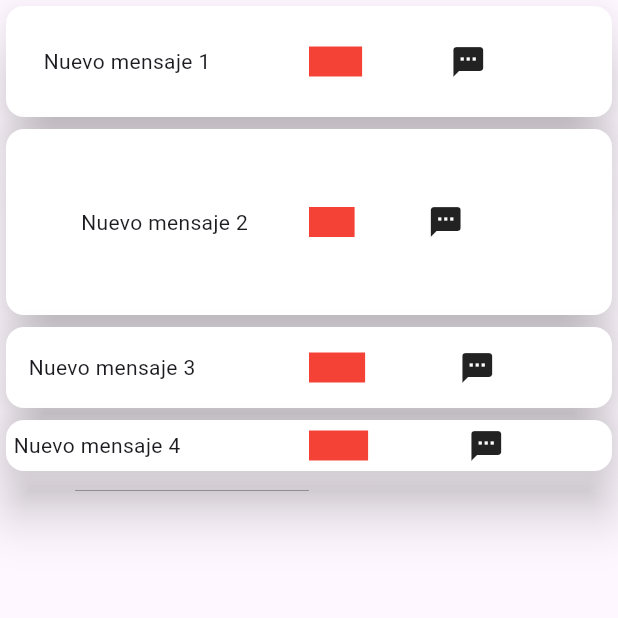
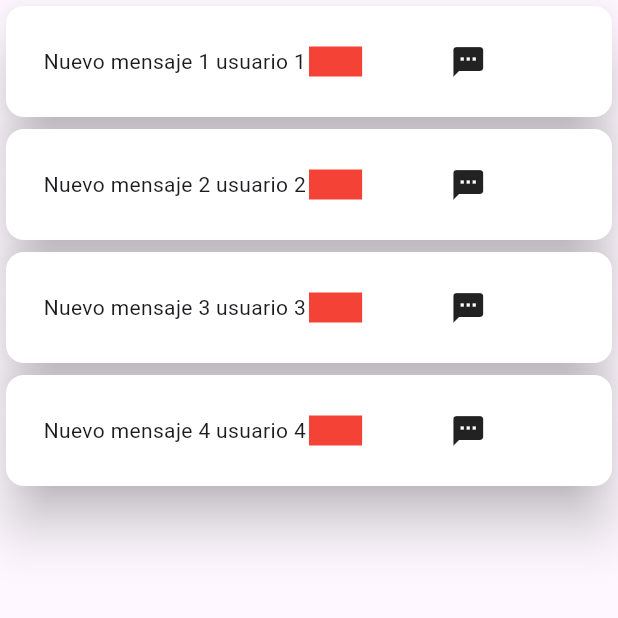
Before and after one commit to LorisBrignatz/primera, a Flutter app: the Home screen opened directly, on a phone screen of 412 x 824 dp, the top half of it. Run offline on Flutter 3.47's test engine with Material 3 defaults, Android fonts, the phone set to English and light mode, and no system bars.

Commit message:
implémentation de 'datos'

```diff
--- a/lib/home.dart
+++ b/lib/home.dart
@@ -9,12 +9,38 @@ class Home extends StatefulWidget {
 }
 
 class _HomeState extends State<Home> {
+  List mensajes = [];
+
+  @override
+  void initState(){
+    mensajes.add('1#Nuevo mensaje 1#usuario 1#Texto del mensaje');
+    mensajes.add('2#Nuevo mensaje 2#usuario 2#Texto del mensaje');
+    mensajes.add('3#Nuevo mensaje 3#usuario 3#Texto del mensaje');
+    mensajes.add('4#Nuevo mensaje 4#usuario 4#Texto del mensaje');
+    super.initState();
+  }
+
   @override
   Widget build(BuildContext context) {
     return Scaffold(
       body: Stack(
         children: [
-          Column(
+          ListView.builder(
+            physics: const ScrollPhysics(),
+            shrinkWrap: true,
+            itemCount: mensajes.length,
+              itemBuilder: (BuildContext context, int index) {
+                var datos = mensajes[index].split('#');
+
+                return CardWidget(
+                  texto: '${datos[1]} ${datos[2]}',
+                  showOrHide: true,
+                  size: 25,
+                );
+              }
+          )
+          /*SingleChildScrollView(
+            child: Column(
             children: [
               CardWidget(
                 texto: 'Nuevo mensaje 1',
@@ -37,7 +63,8 @@ class _HomeState extends State<Home> {
                 size: 5,
               ),
             ],
-          )
+          ),
+          ),*/
         ],
       ),
     );
```
